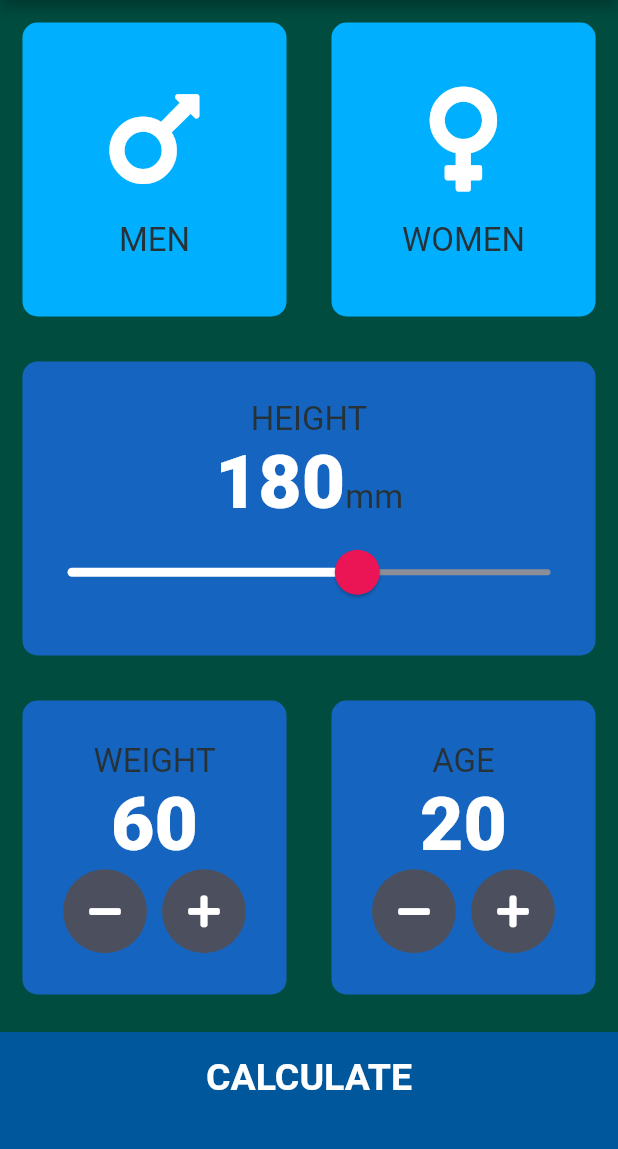
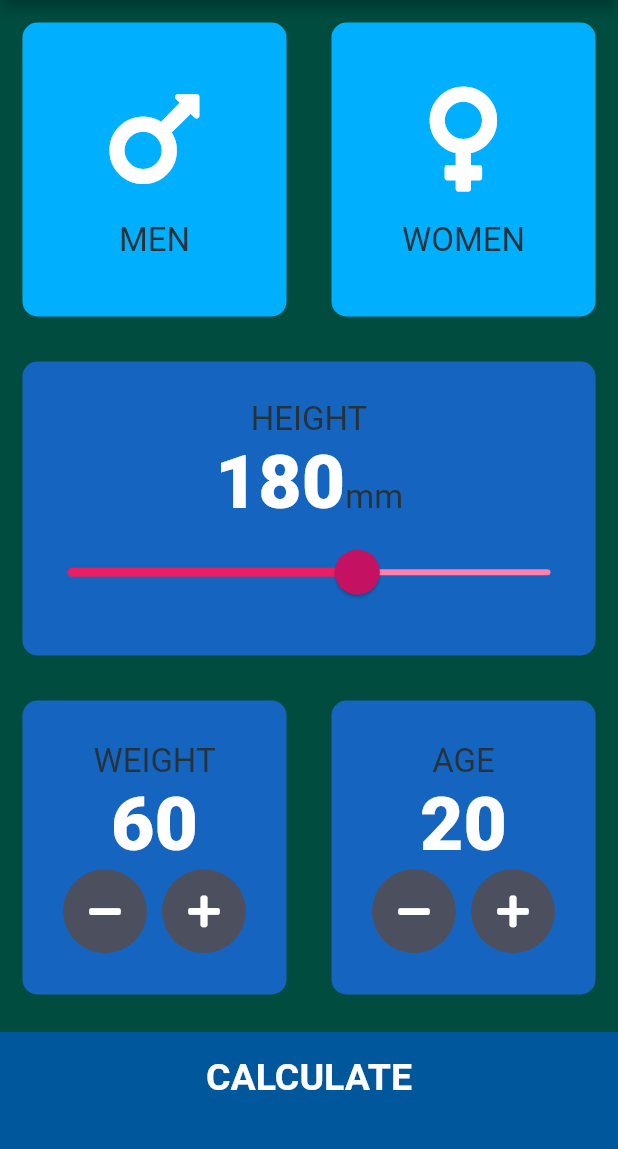
Before and after one commit to smamaHsn/BMI_Advanced_CALCULATOR_In_FLUTTER, a Flutter app: the screen it shows after launch, on a phone screen of 412 x 824 dp, the part 84-1233 px from its top. Run offline on Flutter 3.47's test engine with Material 2 defaults, Android fonts, the phone set to English and light mode, and no system bars; our stand-ins replace font_awesome_flutter.

Commit message:
Height Measurement Parameters color changed

```diff
--- a/lib/screens/input_page.dart
+++ b/lib/screens/input_page.dart
@@ -97,9 +97,9 @@ class _InputPageState extends State<InputPage> {
                   ),
                   SliderTheme(
                     data: SliderTheme.of(context).copyWith(
-                      inactiveTrackColor: Color(0xFF8D8E98),
-                      activeTrackColor: Colors.white,
-                      thumbColor: Color(0xFFEB1555),
+                      inactiveTrackColor: Color(0xFFFF80AB),
+                      activeTrackColor: Colors.pink,
+                      thumbColor: Color(0xFFC51162),
                       overlayColor: Color(0x29EB1555),
                       thumbShape:
                           RoundSliderThumbShape(enabledThumbRadius: 15.0),
```
